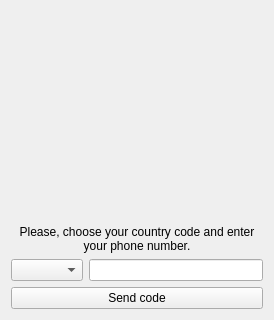
The window that mainwindow.ui (kutegram/client) describes before a commit, drawn with Qt 5; both pictures show x 0 to 274 and y 212 to 532 of the 274 by 532 pixel window.
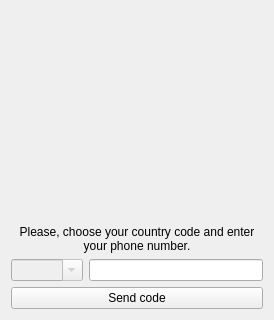
The same window after the commit. The open tabs and pages were chosen to show the change. Icons and pictures are not drawn. Custom widgets are drawn as their Qt base class.

Commit message:
Connection maintaining, new authorization dialogs
library: Preparing for updates, PingDelayDisconnect sending

Diff of the .ui file:
```diff
--- a/mainwindow.ui
+++ b/mainwindow.ui
@@ -140,7 +140,14 @@
             <item>
              <layout class="QHBoxLayout" name="horizontalLayout">
               <item>
-               <widget class="QComboBox" name="countryBox"/>
+               <widget class="QComboBox" name="countryBox">
+                <property name="enabled">
+                 <bool>false</bool>
+                </property>
+                <property name="editable">
+                 <bool>true</bool>
+                </property>
+               </widget>
               </item>
               <item>
                <widget class="QLineEdit" name="phoneEdit"/>
```
The commit also changes 3 other files.
